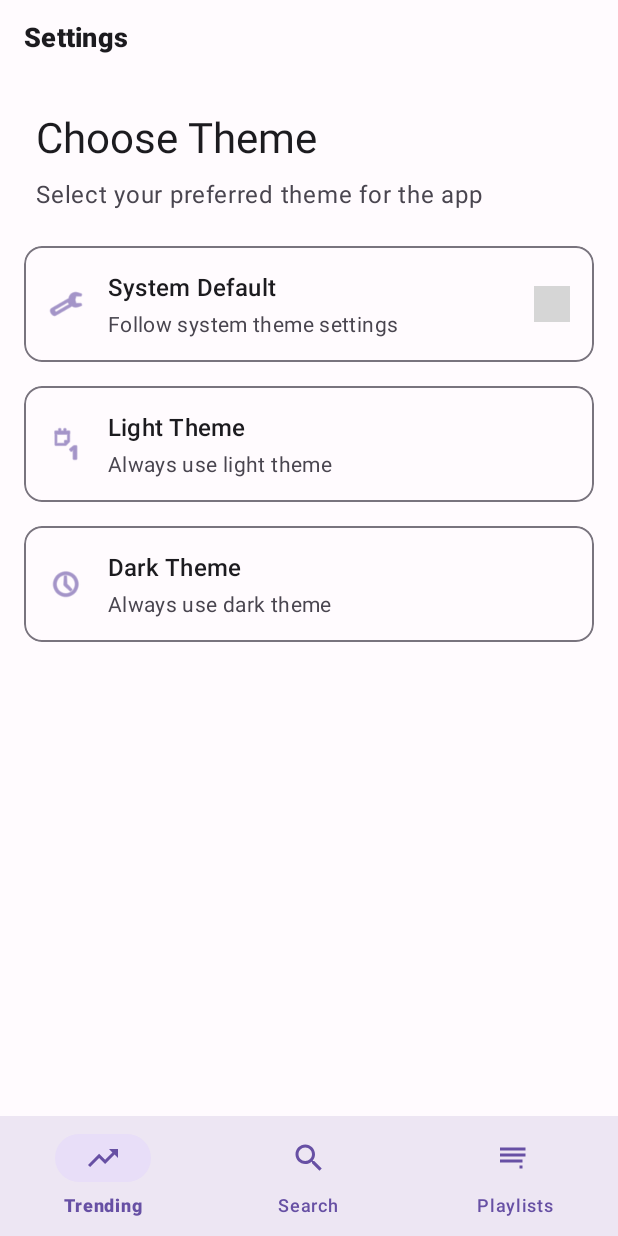
After one commit to jih89/CatatNada, an Android app: the SettingsFragment screen opened through its navigation route, on a phone screen of 412 x 824 dp. The commit adds this screen. Run offline under Robolectric (Android 15) with nearby library versions, the phone set to English and light mode, and no system bars; our stand-ins replace navigation-ui; pictures from the network do not load; 1 statement that could not run was skipped; grey boxes are pictures that could not be loaded.

Commit message:
feat: Menambahkan SharedPreference untuk switching tema

```diff
--- a/app/src/main/AndroidManifest.xml
+++ b/app/src/main/AndroidManifest.xml
@@ -4,7 +4,9 @@
 
     <uses-permission android:name="android.permission.INTERNET" />
 
+    <!-- 🔽 Atribut 'android:name' ditambahkan di sini 🔽 -->
     <application
+        android:name=".MainApplication"
         android:allowBackup="true"
         android:dataExtractionRules="@xml/data_extraction_rules"
         android:fullBackupContent="@xml/backup_rules"
--- /dev/null
+++ b/app/src/main/java/com/imam/catatnada/MainApplication.java
@@ -0,0 +1,13 @@
+package com.imam.catatnada;
+
+import android.app.Application;
+import com.imam.catatnada.utils.ThemeManager;
+
+public class MainApplication extends Application {
+    @Override
+    public void onCreate() {
+        super.onCreate();
+        // Terapkan tema yang tersimpan saat aplikasi pertama kali dibuat
+        new ThemeManager(this).applyTheme();
+    }
+}
--- a/app/src/main/java/com/imam/catatnada/ui/activity/MainActivity.java
+++ b/app/src/main/java/com/imam/catatnada/ui/activity/MainActivity.java
@@ -2,6 +2,8 @@ package com.imam.catatnada.ui.activity;
 
 import android.os.Bundle;
 import android.util.Log;
+import android.view.Menu;
+import android.view.MenuItem;
 import androidx.appcompat.app.AppCompatActivity;
 import androidx.navigation.NavController;
 import androidx.navigation.fragment.NavHostFragment;
@@ -13,6 +15,7 @@ import com.imam.catatnada.R;
 import com.imam.catatnada.api.ApiService;
 import com.imam.catatnada.api.LastFmModels;
 import com.imam.catatnada.api.RetrofitClient;
+import com.imam.catatnada.ui.fragment.SettingsFragment;
 
 import retrofit2.Call;
 import retrofit2.Callback;
@@ -63,4 +66,25 @@ public class MainActivity extends AppCompatActivity {
             }
         });
     }
+
+    @Override
+    public boolean onCreateOptionsMenu(Menu menu) {
+        getMenuInflater().inflate(R.menu.menu_main, menu);
+        return true;
+    }
+
+    @Override
+    public boolean onOptionsItemSelected(MenuItem item) {
+        if (item.getItemId() == R.id.action_settings) {
+            // Navigate to settings using NavController
+            NavHostFragment navHostFragment = (NavHostFragment) getSupportFragmentManager()
+                    .findFragmentById(R.id.nav_host_fragment);
+            if (navHostFragment != null) {
+                NavController navController = navHostFragment.getNavController();
+                navController.navigate(R.id.settingsFragment);
+            }
+            return true;
+        }
+        return super.onOptionsItemSelected(item);
+    }
 }
--- /dev/null
+++ b/app/src/main/java/com/imam/catatnada/ui/fragment/SettingsFragment.java
@@ -0,0 +1,61 @@
+package com.imam.catatnada.ui.fragment;
+
+import android.os.Bundle;
+import android.view.LayoutInflater;
+import android.view.View;
+import android.view.ViewGroup;
+import android.widget.ImageView;
+import androidx.annotation.NonNull;
+import androidx.annotation.Nullable;
+import androidx.appcompat.app.AppCompatDelegate;
+import androidx.fragment.app.Fragment;
+import com.google.android.material.card.MaterialCardView;
+import com.imam.catatnada.R;
+import com.imam.catatnada.utils.ThemeManager;
+
+public class SettingsFragment extends Fragment {
+
+    private ThemeManager themeManager;
+    private ImageView checkSystem, checkLight, checkDark;
+
+    @Override
+    public View onCreateView(LayoutInflater inflater, ViewGroup container, Bundle savedInstanceState) {
+        return inflater.inflate(R.layout.fragment_settings, container, false);
+    }
+
+    @Override
+    public void onViewCreated(@NonNull View view, @Nullable Bundle savedInstanceState) {
+        super.onViewCreated(view, savedInstanceState);
+
+        themeManager = new ThemeManager(requireContext());
+
+        // Inisialisasi Views
+        MaterialCardView cardSystem = view.findViewById(R.id.card_system);
+        MaterialCardView cardLight = view.findViewById(R.id.card_light);
+        MaterialCardView cardDark = view.findViewById(R.id.card_dark);
+        checkSystem = view.findViewById(R.id.check_system);
+        checkLight = view.findViewById(R.id.check_light);
+        checkDark = view.findViewById(R.id.check_dark);
+
+        // Update UI sesuai tema yang tersimpan
+        updateCheckmark();
+
+        // Setup Click Listeners
+        cardSystem.setOnClickListener(v -> selectTheme(AppCompatDelegate.MODE_NIGHT_FOLLOW_SYSTEM));
+        cardLight.setOnClickListener(v -> selectTheme(AppCompatDelegate.MODE_NIGHT_NO));
+        cardDark.setOnClickListener(v -> selectTheme(AppCompatDelegate.MODE_NIGHT_YES));
+    }
+
+    private void selectTheme(int themeMode) {
+        themeManager.saveTheme(themeMode);
+        AppCompatDelegate.setDefaultNightMode(themeMode);
+        updateCheckmark();
+    }
+
+    private void updateCheckmark() {
+        int currentTheme = themeManager.getTheme();
+        checkSystem.setVisibility(currentTheme == AppCompatDelegate.MODE_NIGHT_FOLLOW_SYSTEM ? View.VISIBLE : View.GONE);
+        checkLight.setVisibility(currentTheme == AppCompatDelegate.MODE_NIGHT_NO ? View.VISIBLE : View.GONE);
+        checkDark.setVisibility(currentTheme == AppCompatDelegate.MODE_NIGHT_YES ? View.VISIBLE : View.GONE);
+    }
+}
--- /dev/null
+++ b/app/src/main/java/com/imam/catatnada/utils/ThemeManager.java
@@ -0,0 +1,32 @@
+package com.imam.catatnada.utils;
+
+import android.content.Context;
+import android.content.SharedPreferences;
+import androidx.appcompat.app.AppCompatDelegate;
+
+public class ThemeManager {
+
+    private static final String PREFS_NAME = "theme_prefs";
+    private static final String KEY_THEME = "theme_mode";
+
+    private final SharedPreferences sharedPreferences;
+
+    public ThemeManager(Context context) {
+        sharedPreferences = context.getSharedPreferences(PREFS_NAME, Context.MODE_PRIVATE);
+    }
+
+    public void saveTheme(int themeMode) {
+        SharedPreferences.Editor editor = sharedPreferences.edit();
+        editor.putInt(KEY_THEME, themeMode);
+        editor.apply();
+    }
+
+    public int getTheme() {
+        // -1 (AppCompatDelegate.MODE_NIGHT_FOLLOW_SYSTEM) adalah nilai default
+        return sharedPreferences.getInt(KEY_THEME, AppCompatDelegate.MODE_NIGHT_FOLLOW_SYSTEM);
+    }
+
+    public void applyTheme() {
+        AppCompatDelegate.setDefaultNightMode(getTheme());
+    }
+}
--- /dev/null
+++ b/app/src/main/res/layout/fragment_settings.xml
@@ -0,0 +1,220 @@
+<?xml version="1.0" encoding="utf-8"?>
+<LinearLayout xmlns:android="http://schemas.android.com/apk/res/android"
+    xmlns:app="http://schemas.android.com/apk/res-auto"
+    android:layout_width="match_parent"
+    android:layout_height="match_parent"
+    android:background="?attr/colorSurface"
+    android:orientation="vertical">
+
+    <TextView
+        android:layout_width="match_parent"
+        android:layout_height="wrap_content"
+        android:layout_marginStart="24dp"
+        android:layout_marginTop="24dp"
+        android:layout_marginEnd="24dp"
+        android:text="Choose Theme"
+        android:textAppearance="@style/TextAppearance.CatatNada.HeadlineMedium"
+        android:textColor="?attr/colorOnSurface" />
+
+    <TextView
+        android:layout_width="match_parent"
+        android:layout_height="wrap_content"
+        android:layout_marginStart="24dp"
+        android:layout_marginTop="8dp"
+        android:layout_marginEnd="24dp"
+        android:text="Select your preferred theme for the app"
+        android:textAppearance="@style/TextAppearance.CatatNada.BodyLarge"
+        android:textColor="?attr/colorOnSurfaceVariant" />
+
+    <LinearLayout
+        android:layout_width="match_parent"
+        android:layout_height="wrap_content"
+        android:layout_marginStart="16dp"
+        android:layout_marginTop="24dp"
+        android:layout_marginEnd="16dp"
+        android:orientation="vertical">
+
+        <com.google.android.material.card.MaterialCardView
+            android:id="@+id/card_system"
+            android:layout_width="match_parent"
+            android:layout_height="wrap_content"
+            android:layout_marginBottom="16dp"
+            android:clickable="true"
+            android:focusable="true"
+            app:cardBackgroundColor="?attr/colorSurface"
+            app:cardCornerRadius="12dp"
+            app:cardElevation="0dp"
+            app:rippleColor="?attr/colorPrimaryContainer"
+            app:strokeColor="?attr/colorOutline"
+            app:strokeWidth="1dp">
+
+            <LinearLayout
+                android:layout_width="match_parent"
+                android:layout_height="wrap_content"
+                android:orientation="horizontal"
+                android:padding="16dp">
+
+                <ImageView
+                    android:layout_width="24dp"
+                    android:layout_height="24dp"
+                    android:layout_gravity="center_vertical"
+                    android:src="@android:drawable/ic_menu_manage"
+                    app:tint="?attr/colorPrimary" />
+
+                <LinearLayout
+                    android:layout_width="0dp"
+                    android:layout_height="wrap_content"
+                    android:layout_marginStart="16dp"
+                    android:layout_weight="1"
+                    android:orientation="vertical">
+
+                    <TextView
+                        android:layout_width="wrap_content"
+                        android:layout_height="wrap_content"
+                        android:text="System Default"
+                        android:textAppearance="@style/TextAppearance.CatatNada.TitleMedium"
+                        android:textColor="?attr/colorOnSurface" />
+
+                    <TextView
+                        android:layout_width="wrap_content"
+                        android:layout_height="wrap_content"
+                        android:layout_marginTop="4dp"
+                        android:text="Follow system theme settings"
+                        android:textAppearance="@style/TextAppearance.CatatNada.BodyMedium"
+                        android:textColor="?attr/colorOnSurfaceVariant" />
+                </LinearLayout>
+
+                <ImageView
+                    android:id="@+id/check_system"
+                    android:layout_width="24dp"
+                    android:layout_height="24dp"
+                    android:layout_gravity="center_vertical"
+                    android:src="@drawable/ic_check"
+                    android:visibility="gone"
+                    app:tint="?attr/colorPrimary" />
+            </LinearLayout>
+        </com.google.android.material.card.MaterialCardView>
+
+        <com.google.android.material.card.MaterialCardView
+            android:id="@+id/card_light"
+            android:layout_width="match_parent"
+            android:layout_height="wrap_content"
+            android:layout_marginBottom="16dp"
+            android:clickable="true"
+            android:focusable="true"
+            app:cardBackgroundColor="?attr/colorSurface"
+            app:cardCornerRadius="12dp"
+            app:cardElevation="0dp"
+            app:rippleColor="?attr/colorPrimaryContainer"
+            app:strokeColor="?attr/colorOutline"
+            app:strokeWidth="1dp">
+
+            <LinearLayout
+                android:layout_width="match_parent"
+                android:layout_height="wrap_content"
+                android:orientation="horizontal"
+                android:padding="16dp">
+
+                <ImageView
+                    android:layout_width="24dp"
+                    android:layout_height="24dp"
+                    android:layout_gravity="center_vertical"
+                    android:src="@android:drawable/ic_menu_day"
+                    app:tint="?attr/colorPrimary" />
+
+                <LinearLayout
+                    android:layout_width="0dp"
+                    android:layout_height="wrap_content"
+                    android:layout_marginStart="16dp"
+                    android:layout_weight="1"
+                    android:orientation="vertical">
+
+                    <TextView
+                        android:layout_width="wrap_content"
+                        android:layout_height="wrap_content"
+                        android:text="Light Theme"
+                        android:textAppearance="@style/TextAppearance.CatatNada.TitleMedium"
+                        android:textColor="?attr/colorOnSurface" />
+
+                    <TextView
+                        android:layout_width="wrap_content"
+                        android:layout_height="wrap_content"
+                        android:layout_marginTop="4dp"
+                        android:text="Always use light theme"
+                        android:textAppearance="@style/TextAppearance.CatatNada.BodyMedium"
+                        android:textColor="?attr/colorOnSurfaceVariant" />
+                </LinearLayout>
+
+                <ImageView
+                    android:id="@+id/check_light"
+                    android:layout_width="24dp"
+                    android:layout_height="24dp"
+                    android:layout_gravity="center_vertical"
+                    android:src="@drawable/ic_check"
+                    android:visibility="gone"
+                    app:tint="?attr/colorPrimary" />
+            </LinearLayout>
+        </com.google.android.material.card.MaterialCardView>
+
+        <com.google.android.material.card.MaterialCardView
+            android:id="@+id/card_dark"
+            android:layout_width="match_parent"
+            android:layout_height="wrap_content"
+            android:clickable="true"
+            android:focusable="true"
+            app:cardBackgroundColor="?attr/colorSurface"
+            app:cardCornerRadius="12dp"
+            app:cardElevation="0dp"
+            app:rippleColor="?attr/colorPrimaryContainer"
+            app:strokeColor="?attr/colorOutline"
+            app:strokeWidth="1dp">
+
+            <LinearLayout
+                android:layout_width="match_parent"
+                android:layout_height="wrap_content"
+                android:orientation="horizontal"
+                android:padding="16dp">
+
+                <ImageView
+                    android:layout_width="24dp"
+                    android:layout_height="24dp"
+                    android:layout_gravity="center_vertical"
+                    android:src="@android:drawable/ic_menu_recent_history"
+                    app:tint="?attr/colorPrimary" />
+
+                <LinearLayout
+                    android:layout_width="0dp"
+                    android:layout_height="wrap_content"
+                    android:layout_marginStart="16dp"
+                    android:layout_weight="1"
+                    android:orientation="vertical">
+
+                    <TextView
+                        android:layout_width="wrap_content"
+                        android:layout_height="wrap_content"
+                        android:text="Dark Theme"
+                        android:textAppearance="@style/TextAppearance.CatatNada.TitleMedium"
+                        android:textColor="?attr/colorOnSurface" />
+
+                    <TextView
+                        android:layout_width="wrap_content"
+                        android:layout_height="wrap_content"
+                        android:layout_marginTop="4dp"
+                        android:text="Always use dark theme"
+                        android:textAppearance="@style/TextAppearance.CatatNada.BodyMedium"
+                        android:textColor="?attr/colorOnSurfaceVariant" />
+                </LinearLayout>
+
+                <ImageView
+                    android:id="@+id/check_dark"
+                    android:layout_width="24dp"
+                    android:layout_height="24dp"
+                    android:layout_gravity="center_vertical"
+                    android:src="@drawable/ic_check"
+                    android:visibility="gone"
+                    app:tint="?attr/colorPrimary" />
+            </LinearLayout>
+        </com.google.android.material.card.MaterialCardView>
+    </LinearLayout>
+
+</LinearLayout>
--- a/app/src/main/res/navigation/nav_graph.xml
+++ b/app/src/main/res/navigation/nav_graph.xml
@@ -46,4 +46,10 @@
             app:destination="@id/playlistDetailFragment" />
 
     </fragment>
+
+    <fragment
+        android:id="@+id/settingsFragment"
+        android:name="com.imam.catatnada.ui.fragment.SettingsFragment"
+        android:label="Settings" />
+
 </navigation>
--- a/app/src/main/res/values/themes.xml
+++ b/app/src/main/res/values/themes.xml
@@ -1,18 +1,6 @@
 <?xml version="1.0" encoding="utf-8"?>
 <resources xmlns:tools="http://schemas.android.com/tools">
-    <!-- Base application theme. -->
-    <style name="Base.Theme.CatatNada" parent="Theme.Material3.DayNight.NoActionBar">
-        <!-- Customize your light theme here. -->
-        <!-- <item name="colorPrimary">@color/my_light_primary</item> -->
-    </style>
-
-    <!-- Style untuk toolbar yang lebih kecil -->
-    <style name="TextAppearance.CatatNada.Toolbar" parent="TextAppearance.Material3.TitleMedium">
-        <item name="android:textSize">20sp</item>
-        <item name="android:textColor">?attr/colorOnBackground</item>
-        <item name="android:textStyle">bold</item>
-    </style>
-
+    <!-- Base application theme -->
     <style name="Theme.CatatNada" parent="Theme.Material3.DayNight.NoActionBar">
         <!-- Primary brand color -->
         <item name="colorPrimary">@color/primary</item>
@@ -48,9 +36,15 @@
         <item name="textAppearanceHeadlineLarge">@style/TextAppearance.CatatNada.HeadlineLarge</item>
         <item name="textAppearanceHeadlineMedium">@style/TextAppearance.CatatNada.HeadlineMedium</item>
         <item name="textAppearanceHeadlineSmall">@style/TextAppearance.CatatNada.HeadlineSmall</item>
+        <item name="textAppearanceTitleLarge">@style/TextAppearance.CatatNada.TitleLarge</item>
+        <item name="textAppearanceTitleMedium">@style/TextAppearance.CatatNada.TitleMedium</item>
+        <item name="textAppearanceTitleSmall">@style/TextAppearance.CatatNada.TitleSmall</item>
         <item name="textAppearanceBodyLarge">@style/TextAppearance.CatatNada.BodyLarge</item>
         <item name="textAppearanceBodyMedium">@style/TextAppearance.CatatNada.BodyMedium</item>
         <item name="textAppearanceBodySmall">@style/TextAppearance.CatatNada.BodySmall</item>
+        <item name="textAppearanceLabelLarge">@style/TextAppearance.CatatNada.LabelLarge</item>
+        <item name="textAppearanceLabelMedium">@style/TextAppearance.CatatNada.LabelMedium</item>
+        <item name="textAppearanceLabelSmall">@style/TextAppearance.CatatNada.LabelSmall</item>
     </style>
 
     <!-- Shape Appearances -->
@@ -72,31 +66,68 @@
     <!-- Typography -->
     <style name="TextAppearance.CatatNada.HeadlineLarge" parent="TextAppearance.Material3.HeadlineLarge">
         <item name="android:textSize">32sp</item>
-        <item name="android:textColor">?attr/colorOnBackground</item>
+        <item name="android:textColor">?attr/colorOnSurface</item>
     </style>
 
     <style name="TextAppearance.CatatNada.HeadlineMedium" parent="TextAppearance.Material3.HeadlineMedium">
         <item name="android:textSize">28sp</item>
-        <item name="android:textColor">?attr/colorOnBackground</item>
+        <item name="android:textColor">?attr/colorOnSurface</item>
     </style>
 
     <style name="TextAppearance.CatatNada.HeadlineSmall" parent="TextAppearance.Material3.HeadlineSmall">
         <item name="android:textSize">24sp</item>
-        <item name="android:textColor">?attr/colorOnBackground</item>
+        <item name="android:textColor">?attr/colorOnSurface</item>
+    </style>
+
+    <style name="TextAppearance.CatatNada.TitleLarge" parent="TextAppearance.Material3.TitleLarge">
+        <item name="android:textSize">22sp</item>
+        <item name="android:textColor">?attr/colorOnSurface</item>
+    </style>
+
+    <style name="TextAppearance.CatatNada.TitleMedium" parent="TextAppearance.Material3.TitleMedium">
+        <item name="android:textSize">16sp</item>
+        <item name="android:textColor">?attr/colorOnSurface</item>
+    </style>
+
+    <style name="TextAppearance.CatatNada.TitleSmall" parent="TextAppearance.Material3.TitleSmall">
+        <item name="android:textSize">14sp</item>
+        <item name="android:textColor">?attr/colorOnSurface</item>
     </style>
 
     <style name="TextAppearance.CatatNada.BodyLarge" parent="TextAppearance.Material3.BodyLarge">
         <item name="android:textSize">16sp</item>
-        <item name="android:textColor">?attr/colorOnBackground</item>
+        <item name="android:textColor">?attr/colorOnSurfaceVariant</item>
     </style>
 
     <style name="TextAppearance.CatatNada.BodyMedium" parent="TextAppearance.Material3.BodyMedium">
         <item name="android:textSize">14sp</item>
-        <item name="android:textColor">?attr/colorOnBackground</item>
+        <item name="android:textColor">?attr/colorOnSurfaceVariant</item>
     </style>
 
     <style name="TextAppearance.CatatNada.BodySmall" parent="TextAppearance.Material3.BodySmall">
         <item name="android:textSize">12sp</item>
-        <item name="android:textColor">?attr/colorOnBackground</item>
+        <item name="android:textColor">?attr/colorOnSurfaceVariant</item>
+    </style>
+
+    <style name="TextAppearance.CatatNada.LabelLarge" parent="TextAppearance.Material3.LabelLarge">
+        <item name="android:textSize">14sp</item>
+        <item name="android:textColor">?attr/colorOnSurfaceVariant</item>
+    </style>
+
+    <style name="TextAppearance.CatatNada.LabelMedium" parent="TextAppearance.Material3.LabelMedium">
+        <item name="android:textSize">12sp</item>
+        <item name="android:textColor">?attr/colorOnSurfaceVariant</item>
+    </style>
+
+    <style name="TextAppearance.CatatNada.LabelSmall" parent="TextAppearance.Material3.LabelSmall">
+        <item name="android:textSize">11sp</item>
+        <item name="android:textColor">?attr/colorOnSurfaceVariant</item>
+    </style>
+
+    <!-- Toolbar style -->
+    <style name="TextAppearance.CatatNada.Toolbar" parent="TextAppearance.Material3.TitleMedium">
+        <item name="android:textSize">18sp</item>
+        <item name="android:textColor">?attr/colorOnPrimary</item>
+        <item name="android:textStyle">bold</item>
     </style>
 </resources>
```
